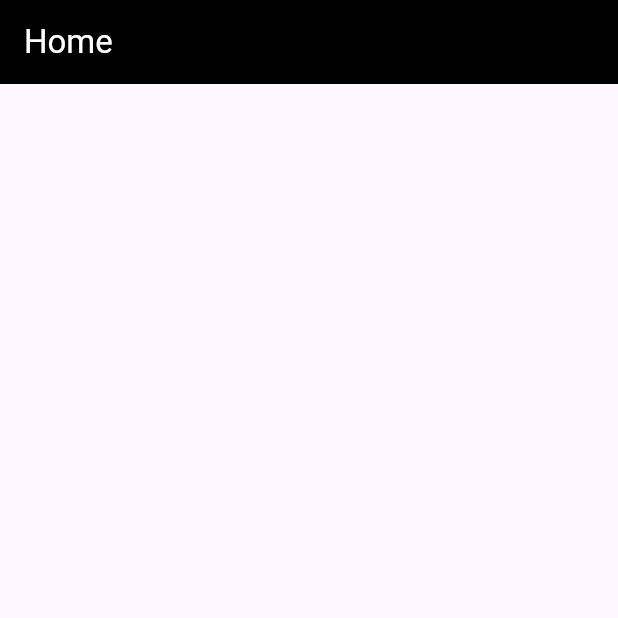
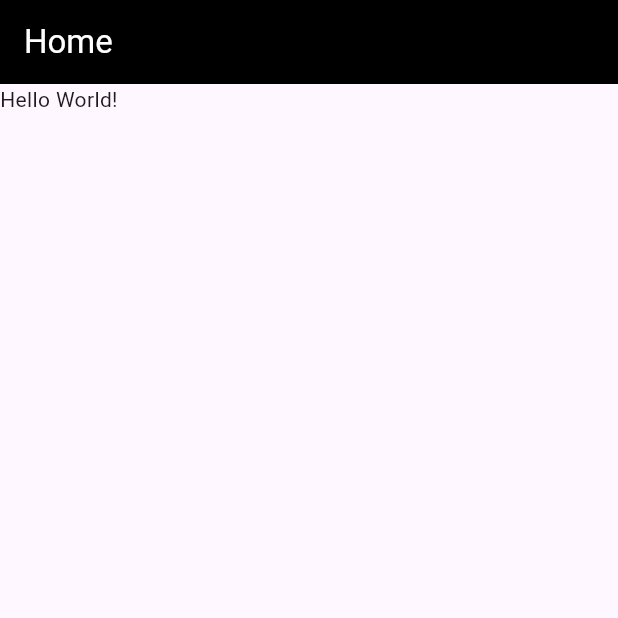
Before and after one commit to Parth-2005/Flutter-Workshop, a Flutter app: the screen it shows after launch, on a phone screen of 412 x 824 dp, the top half of it. Run offline on Flutter 3.47's test engine with Material 3 defaults, Android fonts, the phone set to English and light mode, and no system bars.

Commit message:
home.dart added

```diff
--- a/workshop_app_0/lib/home.dart
+++ b/workshop_app_0/lib/home.dart
@@ -11,7 +11,13 @@ class Home extends StatelessWidget {
         backgroundColor: Colors.black,
         foregroundColor: Colors.white,
       ),
-      body: Container(),
+      body: Container(
+        child: Column(
+          children: [
+            Text("Hello World!"),
+          ],
+        ),
+      ),
     );
   }
 }
```
